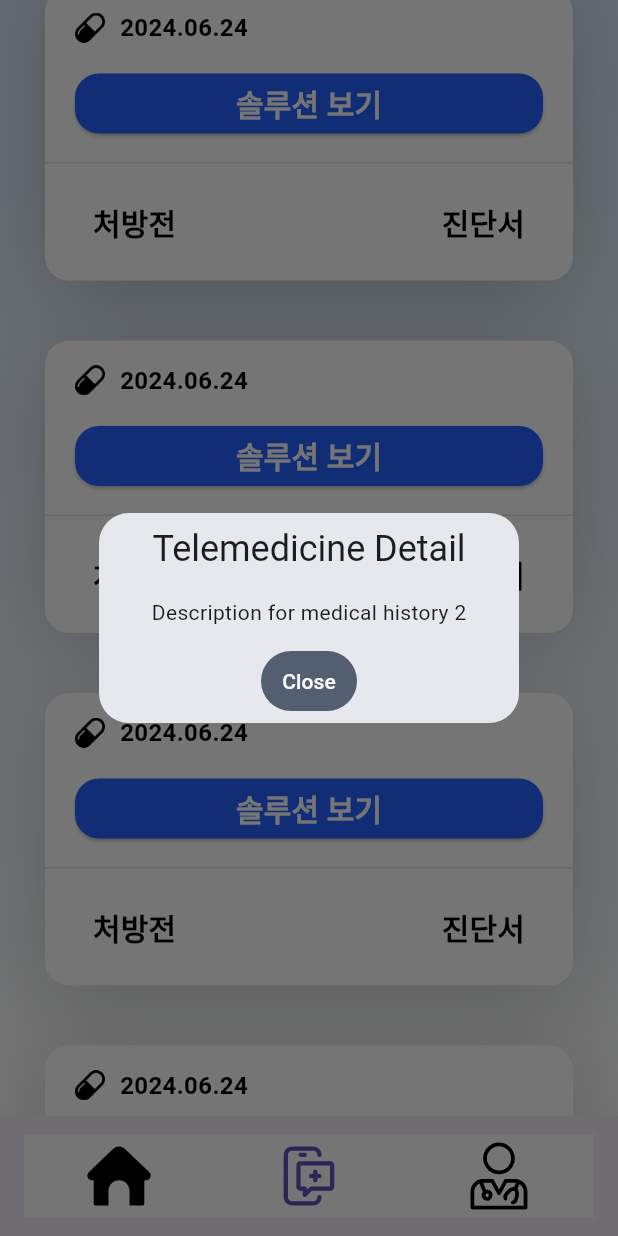
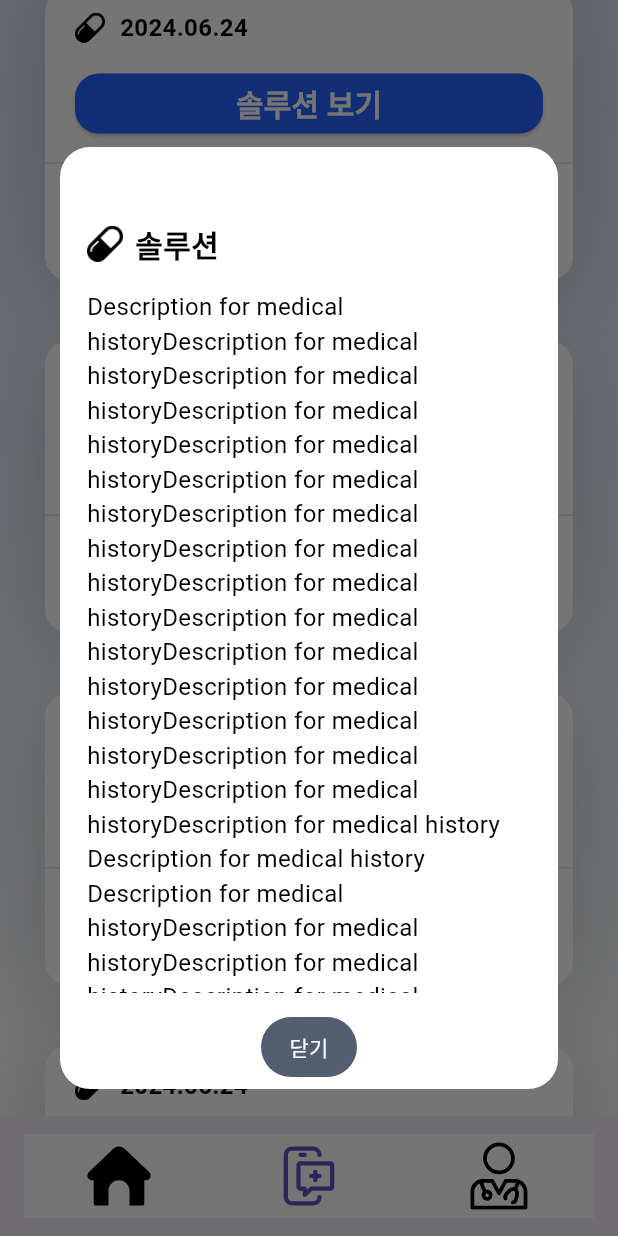
Before and after one commit to sillonjeu/Protector_App, a Flutter app: the screen it shows after launch, item 2 of the bottom bar chosen, scrolled down 576 dp, after a tap on "솔루션 보기", on a phone screen of 412 x 824 dp. Run offline on Flutter 3.47's test engine with Material 3 defaults, Android fonts, the phone set to English and light mode, and no system bars; our stand-ins replace flutter_dotenv, flutter_native_splash, flutter_svg, get, permission_handler, shared_preferences; missing offline and left inert: flutter_health_connect, flutter_wear_os_connectivity; Roboto replaces fonts that are missing (Pretendard).

Commit message:
feat: 다이얼로그 구현

```diff
--- a/lib/viewModels/telemedicine/telemedicine_viewmodel.dart
+++ b/lib/viewModels/telemedicine/telemedicine_viewmodel.dart
@@ -44,7 +44,7 @@ class TelemedicineViewModel extends GetxController {
       // telemedicinesList.assignAll(fetchedTelemedicines);
       // 더미 데이터 사용
       var fetchedTelemedicines = List.generate(12, (index) => TelemedicineDetail(
-          description: 'Description for medical history $medicalHistoryId'
+          description: 'Description for medical historyDescription for medical historyDescription for medical historyDescription for medical historyDescription for medical historyDescription for medical historyDescription for medical historyDescription for medical historyDescription for medical historyDescription for medical historyDescription for medical historyDescription for medical historyDescription for medical historyDescription for medical historyDescription for medical historyDescription for medical history Description for medical history Description for medical historyDescription for medical historyDescription for medical historyDescription for medical historyDescription for medical historyDescription for medical historyDescription for medical historyDescription for medical historyDescription for medical historyDescription for medical historyDescription for medical historyDescription for medical historyDescription for medical historyDescription for medical historyDescription for medical historyDescription for medical historyDescription for medical historyDescription for medical historyDescription for medical historyDescription for medical history $medicalHistoryId'
       ));
       telemedicinesdetailsList.assignAll(fetchedTelemedicines);
     } catch (e) {
--- a/lib/views/home/home_screen.dart
+++ b/lib/views/home/home_screen.dart
@@ -40,10 +40,6 @@ class HomeScreen extends BaseScreen<HomeViewModel> {
               }
               return _buildHorizontalListView(context, drugDoseList);
             }),
-            Padding(
-              padding: const EdgeInsets.symmetric(horizontal: 20, vertical: 20),
-              child: _testConnectWearOS(),
-            ),
             Padding(
               padding: const EdgeInsets.symmetric(horizontal: 20, vertical: 20),
               child: _testDoctorScreen(),
--- a/lib/views/telemedicine/telemedicine_screen.dart
+++ b/lib/views/telemedicine/telemedicine_screen.dart
@@ -98,6 +98,7 @@ class SolutionCard extends StatelessWidget {
               ],
             ),
           ),
+
           Padding(
             padding: const EdgeInsets.fromLTRB(20, 0, 20, 15), // 여기에 버튼의 외부 패딩 조정
             child: ElevatedButton(
@@ -110,27 +111,66 @@ class SolutionCard extends StatelessWidget {
                 padding: EdgeInsets.symmetric(horizontal: 10, vertical: 5), // 여기에 버튼 내부 패딩 조정
                 minimumSize: Size(double.infinity, 36), // 버튼의 최소 크기 설정
               ),
+
               onPressed: () {
                 viewModel.fetchTelemedicineDetails(telemedicine.medicalHistoryId);
-                print(telemedicine.medicalHistoryId);
+                // Todo: VM Test : print(telemedicine.medicalHistoryId);
                 Get.defaultDialog(
-                  title: 'Telemedicine Detail',
-                  content: Obx(() {
-                    if (viewModel.telemedicinesList.isEmpty) {
-                      return Center(child: CircularProgressIndicator());
-                    } else {
-                      return Text(viewModel.telemedicinesdetailsList.first.description);
-                    }
-                  }),
-                  textConfirm: 'Close',
+                  titlePadding: EdgeInsets.zero,
+                  backgroundColor: Color(0xFFFFFFFF),
+                  title: '',
+                  content: ConstrainedBox(
+                    constraints: BoxConstraints(
+                      maxHeight: MediaQuery.of(context).size.height - 300, // 위 아래 각각 80의 패딩을 제외한 높이
+                    ),
+                    child: SingleChildScrollView(
+                      child: Padding(
+                        padding: const EdgeInsets.symmetric(horizontal: 10, vertical: 10),
+                        child: Obx(() {
+                          if (viewModel.telemedicinesdetailsList.isEmpty) {
+                            return Center(child: CircularProgressIndicator());
+                          } else {
+                            return Column(
+                              crossAxisAlignment: CrossAxisAlignment.start,
+                              children: [
+                                Row(
+                                  children: [
+                                    Image.asset(
+                                      'assets/icons/medicine.png',
+                                      width: 24,  // 이미지 너비
+                                      height: 24,  // 이미지 높이
+                                    ),
+                                    SizedBox(width: 8),
+                                    Text(
+                                      '솔루션',
+                                      style: FontSystem.KR20B.copyWith(color: Colors.black),
+                                    ),
+                                  ],
+                                ),
+                                SizedBox(height: 16),  // 이미지와 텍스트 사이의 간격
+                                Text(
+                                  viewModel.telemedicinesdetailsList.first.description,
+                                  style: FontSystem.KR16R.copyWith(color: Colors.black),
+                                  textAlign: TextAlign.start, // 텍스트 정렬
+                                ),
+                              ],
+                            );
+                          }
+                        }),
+                      ),
+                    ),
+                  ),
+                  textConfirm: '닫기',
                   onConfirm: () {
                     Get.back();
                   },
                 );
               },
+
               child: Text('솔루션 보기', style: FontSystem.KR20B.copyWith(color: Colors.white)), // 버튼 텍스트
             ),
           ),
+
           Container(
             width: double.infinity,
             height: 1,
```
